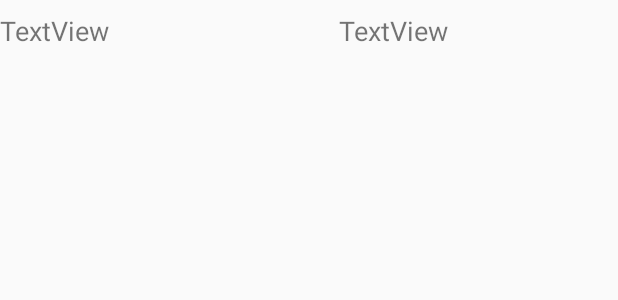
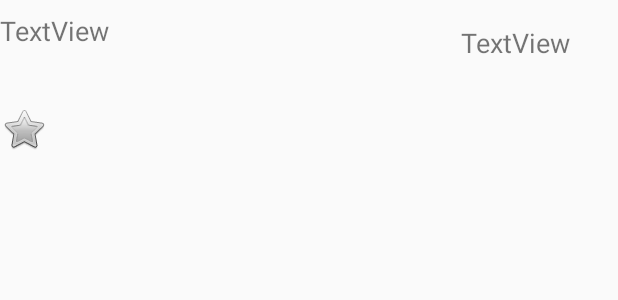
Before and after one commit to GraemeHBrown/week8_day2_hw_ListView, an Android app: the layout burger_item.xml on its own in the app's theme, with its tools: preview values and no code run, on a phone screen of 412 x 824 dp. Shown: the top 300 px of the screen. Run offline under Robolectric (Android 15) with nearby library versions, the phone set to English and light mode, and no system bars.

Commit message:
Added ImageView to burger_item.xml to display an icon in the list.  This is the same image for each row but it could be extended to use multiple images as multiple images could be stored in the imgid array.
This image view is linked up in the BurgerListAdapter and MainActivity classes.

```diff
--- a/app/src/main/res/layout/burger_item.xml
+++ b/app/src/main/res/layout/burger_item.xml
@@ -1,5 +1,6 @@
 <?xml version="1.0" encoding="utf-8"?>
-<android.support.constraint.ConstraintLayout xmlns:android="http://schemas.android.com/apk/res/android"
+<android.support.constraint.ConstraintLayout
+    xmlns:android="http://schemas.android.com/apk/res/android"
     xmlns:app="http://schemas.android.com/apk/res-auto"
     xmlns:tools="http://schemas.android.com/tools"
     android:layout_width="match_parent"
@@ -8,28 +9,34 @@
     <TextView
         android:id="@+id/burger_name"
         android:layout_width="wrap_content"
-        android:layout_height="28dp"
+        android:layout_height="54dp"
         android:layout_marginTop="8dp"
         android:text="TextView"
         android:textSize="18sp"
         app:layout_constraintTop_toTopOf="parent"
-        tools:layout_editor_absoluteX="36dp"
-        tools:ignore="MissingConstraints" />
+        tools:ignore="MissingConstraints"
+        tools:layout_editor_absoluteX="36dp" />
 
     <TextView
         android:id="@+id/burger_price"
         android:layout_width="wrap_content"
         android:layout_height="wrap_content"
-        android:layout_marginStart="112dp"
-        android:layout_marginTop="8dp"
+        android:layout_marginEnd="32dp"
+        android:layout_marginTop="16dp"
         android:text="TextView"
         android:textSize="18sp"
         app:layout_constraintEnd_toEndOf="parent"
-        app:layout_constraintHorizontal_bias="0.5"
-        app:layout_constraintStart_toEndOf="@+id/burger_name"
-        app:layout_constraintStart_toStartOf="parent"
         app:layout_constraintTop_toTopOf="parent"
-        android:layout_marginLeft="112dp" />
+        android:layout_marginRight="32dp" />
+
+    <ImageView
+        android:id="@+id/imageView"
+        android:layout_width="wrap_content"
+        android:layout_height="wrap_content"
+        android:layout_marginTop="8dp"
+        app:layout_constraintTop_toBottomOf="@+id/burger_name"
+        app:srcCompat="@android:drawable/btn_star"
+        tools:layout_editor_absoluteX="57dp" />
 
 
 </android.support.constraint.ConstraintLayout>
```
Also changed, not shown: app/src/main/java/com/codeclan/example/burgerslistview/BurgerListAdapter.java (+6 -3 lines), app/src/main/java/com/codeclan/example/burgerslistview/MainActivity.java (+7 -2 lines), app/src/main/res/layout/activity_main.xml (+3 -4 lines), app/src/main/res/drawable/burger_small.png (added).
